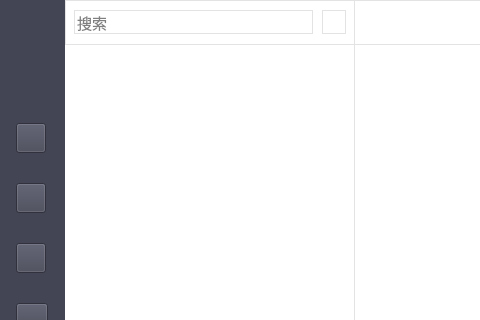
sunpu/stsample, file STSample/STMain.ui: the form before one commit; both pictures show x 0 to 480 and y 0 to 320 of the 1104 by 623 pixel window.
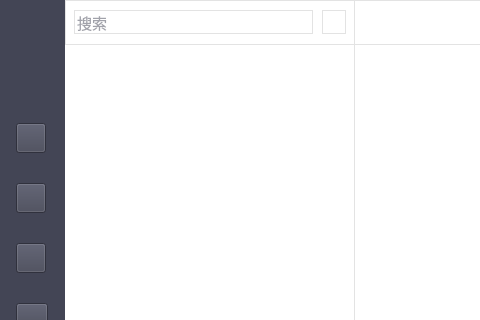
The form after the commit. Icons and pictures are not drawn. Custom widgets are drawn as their Qt base class.

```diff
--- a/STSample/STMain.ui
+++ b/STSample/STMain.ui
@@ -479,7 +479,7 @@
                   </font>
                  </property>
                  <property name="styleSheet">
-                  <string notr="true"/>
+                  <string notr="true">color: rgb(67, 69, 85);</string>
                  </property>
                  <property name="text">
                   <string/>
```
